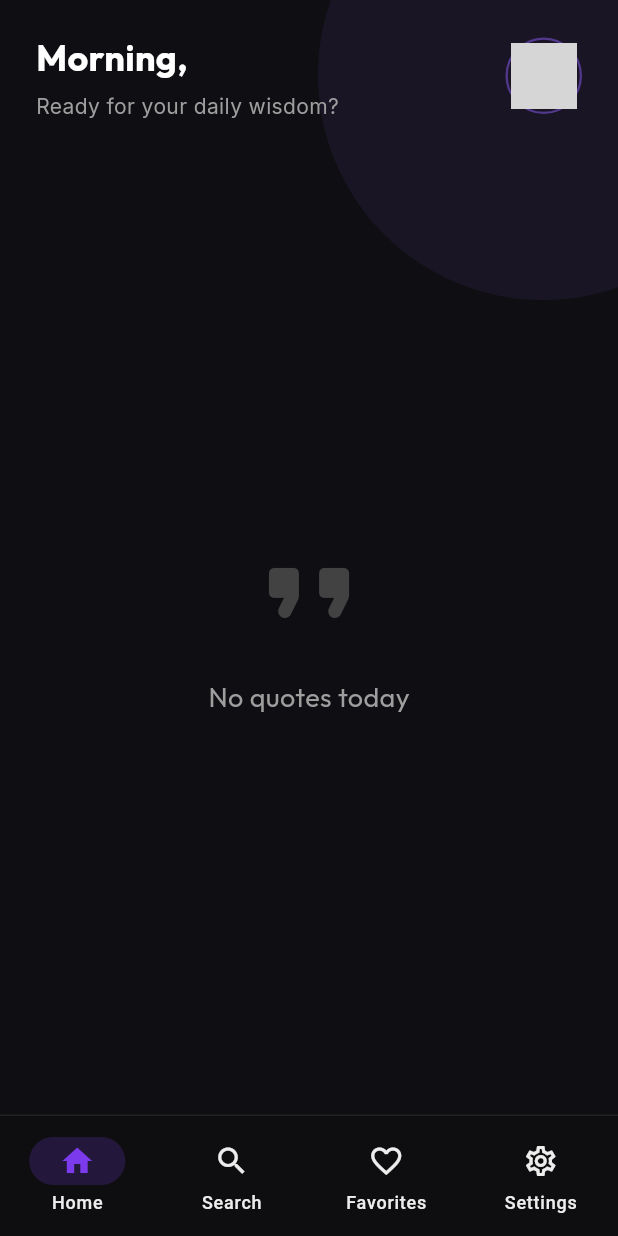
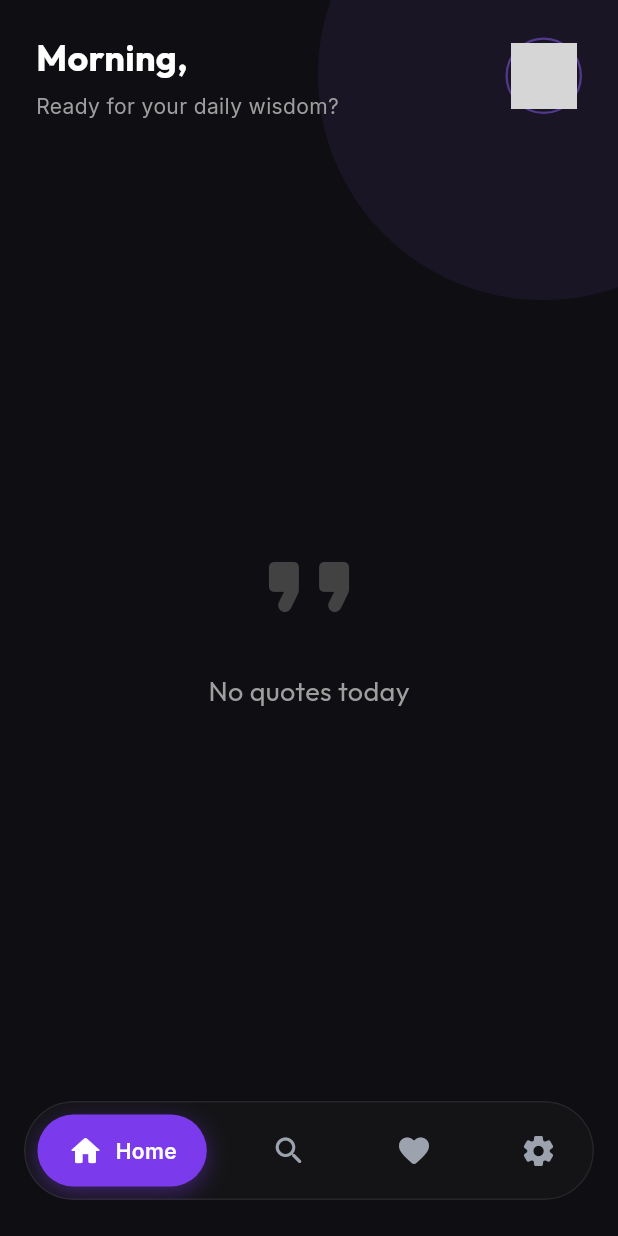
Before and after one commit to devaxissolutions/P11667, a Flutter app: the screen it shows once a user with an empty profile is signed in, on a phone screen of 412 x 824 dp. Run offline on Flutter 3.47's test engine with Material 3 defaults, Android fonts, the phone set to English and light mode, and no system bars; our stand-ins replace cloud_firestore, connectivity_plus, equatable, firebase_auth, firebase_core, firebase_messaging and 9 more; missing offline and left inert: firebase_performance; accounts and stored records are empty; network calls fail; grey boxes are pictures that could not be loaded.

Commit message:
style(home): redesign navigation bar as a floating glass pill

```diff
--- a/lib/features/home/presentation/widgets/scaffold_with_nav_bar.dart
+++ b/lib/features/home/presentation/widgets/scaffold_with_nav_bar.dart
@@ -1,3 +1,4 @@
+import 'dart:ui';
 import 'package:flutter/material.dart';
 import 'package:go_router/go_router.dart';
 import '../../../../core/theme/colors.dart';
@@ -20,38 +21,164 @@ class ScaffoldWithNavBar extends StatelessWidget {
   @override
   Widget build(BuildContext context) {
     return Scaffold(
+      extendBody: true,
       body: navigationShell,
-      bottomNavigationBar: Container(
-        decoration: const BoxDecoration(
-          border: Border(
-            top: BorderSide(color: AppColors.divider),
+      bottomNavigationBar: _FloatingNavBar(
+        currentIndex: navigationShell.currentIndex,
+        onTap: _goBranch,
+      ),
+    );
+  }
+}
+
+class _FloatingNavBar extends StatelessWidget {
+  final int currentIndex;
+  final ValueChanged<int> onTap;
+
+  const _FloatingNavBar({
+    required this.currentIndex,
+    required this.onTap,
+  });
+
+  @override
+  Widget build(BuildContext context) {
+    return Padding(
+      padding: const EdgeInsets.fromLTRB(16, 0, 16, 24),
+      child: ClipRRect(
+        borderRadius: BorderRadius.circular(40),
+        child: BackdropFilter(
+          filter: ImageFilter.blur(sigmaX: 10, sigmaY: 10),
+          child: Container(
+            padding: const EdgeInsets.symmetric(horizontal: 8, vertical: 8),
+            decoration: BoxDecoration(
+              color: AppColors.surface.withOpacity(0.85),
+              borderRadius: BorderRadius.circular(40),
+              border: Border.all(
+                color: Colors.white.withOpacity(0.08),
+                width: 1,
+              ),
+              boxShadow: [
+                BoxShadow(
+                  color: Colors.black.withOpacity(0.3),
+                  blurRadius: 24,
+                  spreadRadius: 0,
+                  offset: const Offset(0, 8),
+                ),
+              ],
+            ),
+            child: Row(
+              mainAxisAlignment: MainAxisAlignment.spaceBetween,
+              children: [
+                _NavBarItem(
+                  icon: Icons.home_rounded,
+                  label: 'Home',
+                  isSelected: currentIndex == 0,
+                  onTap: () => onTap(0),
+                ),
+                _NavBarItem(
+                  icon: Icons.search_rounded,
+                  label: 'Search',
+                  isSelected: currentIndex == 1,
+                  onTap: () => onTap(1),
+                ),
+                _NavBarItem(
+                  icon: Icons.favorite_rounded,
+                  label: 'Favorites',
+                  isSelected: currentIndex == 2,
+                  onTap: () => onTap(2),
+                ),
+                _NavBarItem(
+                  icon: Icons.settings_rounded,
+                  label: 'Settings',
+                  isSelected: currentIndex == 3,
+                  onTap: () => onTap(3),
+                ),
+              ],
+            ),
           ),
         ),
-        child: NavigationBar(
-          selectedIndex: navigationShell.currentIndex,
-          onDestinationSelected: _goBranch,
-          backgroundColor: AppColors.background,
-          indicatorColor: AppColors.primary.withOpacity(0.2),
-          destinations: const [
-            NavigationDestination(
-              icon: Icon(Icons.home_outlined),
-              selectedIcon: Icon(Icons.home, color: AppColors.primary),
-              label: 'Home',
+      ),
+    );
+  }
+}
+
+class _NavBarItem extends StatelessWidget {
+  final IconData icon;
+  final String label;
+  final bool isSelected;
+  final VoidCallback onTap;
+
+  const _NavBarItem({
+    required this.icon,
+    required this.label,
+    required this.isSelected,
+    required this.onTap,
+  });
+
+  @override
+  Widget build(BuildContext context) {
+    return GestureDetector(
+      onTap: onTap,
+      behavior: HitTestBehavior.opaque,
+      child: AnimatedContainer(
+        duration: const Duration(milliseconds: 300),
+        curve: Curves.fastOutSlowIn,
+        padding: EdgeInsets.symmetric(
+          horizontal: isSelected ? 20 : 16,
+          vertical: 12,
+        ),
+        decoration: BoxDecoration(
+          color: isSelected ? AppColors.primary : Colors.transparent,
+          borderRadius: BorderRadius.circular(32),
+          boxShadow: isSelected
+              ? [
+                  BoxShadow(
+                    color: AppColors.primary.withOpacity(0.4),
+                    blurRadius: 12,
+                    offset: const Offset(0, 4),
+                  )
+                ]
+              : null,
+        ),
+        child: Row(
+          mainAxisSize: MainAxisSize.min,
+          children: [
+            TweenAnimationBuilder<Color?>(
+              tween: ColorTween(
+                end: isSelected ? Colors.white : AppColors.icon,
+              ),
+              duration: const Duration(milliseconds: 300),
+              curve: Curves.fastOutSlowIn,
+              builder: (context, color, child) {
+                return Icon(
+                  icon,
+                  color: color,
+                  size: 24,
+                );
+              },
             ),
-            NavigationDestination(
-              icon: Icon(Icons.search_outlined),
-              selectedIcon: Icon(Icons.search, color: AppColors.primary),
-              label: 'Search',
-            ),
-            NavigationDestination(
-              icon: Icon(Icons.favorite_border),
-              selectedIcon: Icon(Icons.favorite, color: AppColors.primary),
-              label: 'Favorites',
-            ),
-            NavigationDestination(
-              icon: Icon(Icons.settings_outlined),
-              selectedIcon: Icon(Icons.settings, color: AppColors.primary),
-              label: 'Settings',
+            AnimatedSize(
+              duration: const Duration(milliseconds: 300),
+              curve: Curves.fastOutSlowIn,
+              child: SizedBox(
+                width: isSelected ? null : 0,
+                child: isSelected
+                    ? Padding(
+                        padding: const EdgeInsets.only(left: 8.0),
+                        child: Text(
+                          label,
+                          style: const TextStyle(
+                            color: Colors.white,
+                            fontWeight: FontWeight.w600,
+                            fontSize: 14,
+                            fontFamily: 'Inter',
+                          ),
+                          maxLines: 1,
+                          overflow: TextOverflow.clip,
+                        ),
+                      )
+                    : const SizedBox.shrink(),
+              ),
             ),
           ],
         ),
```
